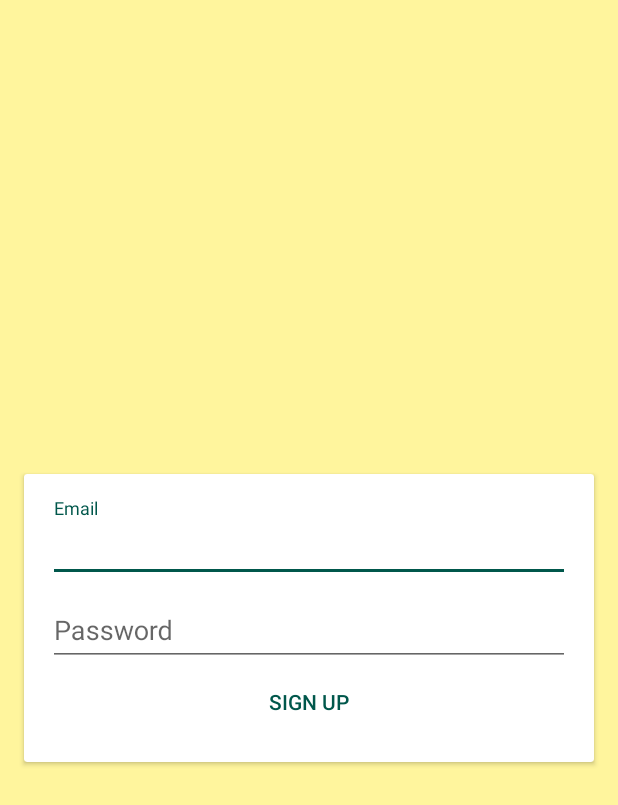
After one commit to AvazAlimov/Memome, an Android app: the SignUpFragment screen opened directly, with no data from a screen before it, on a phone screen of 412 x 824 dp. The commit adds this screen. Shown: the top 805 px of the screen. Run offline under Robolectric (Android 15) with nearby library versions, the phone set to English and light mode, and no system bars; our stand-ins replace Firebase (no records; nobody signed in at launch, a user with empty details on screens opened directly).

Commit message:
Auth Activity changed

```diff
--- a/app/build.gradle
+++ b/app/build.gradle
@@ -24,8 +24,10 @@ android {
 dependencies {
     /**Core Libraries */
     implementation fileTree(dir: 'libs', include: ['*.jar'])
+    implementation 'com.android.support:design:28.0.0'
     implementation 'com.android.support:support-v4:28.0.0'
     implementation 'com.android.support:appcompat-v7:28.0.0'
+    implementation 'com.android.support:cardview-v7:28.0.0'
     implementation 'com.android.support.constraint:constraint-layout:1.1.3'
 
     /**Additional Libraries*/
--- a/app/src/main/java/uz/nasiba/avaz/memome/ui/auth/AuthActivity.java
+++ b/app/src/main/java/uz/nasiba/avaz/memome/ui/auth/AuthActivity.java
@@ -10,5 +10,20 @@ public class AuthActivity extends AppCompatActivity {
     protected void onCreate(Bundle savedInstanceState) {
         super.onCreate(savedInstanceState);
         setContentView(R.layout.activity_auth);
+
+        getSupportFragmentManager()
+                .beginTransaction()
+                .replace(R.id.container, new SignUpFragment())
+                .addToBackStack("signup")
+                .commit();
+    }
+
+    @Override
+    public void onBackPressed() {
+        if (getSupportFragmentManager().getBackStackEntryCount() == 1) {
+            moveTaskToBack(true);
+        } else {
+            super.onBackPressed();
+        }
     }
 }
--- /dev/null
+++ b/app/src/main/java/uz/nasiba/avaz/memome/ui/auth/SignUpFragment.java
@@ -0,0 +1,51 @@
+package uz.nasiba.avaz.memome.ui.auth;
+
+
+import android.os.Bundle;
+import android.support.annotation.NonNull;
+import android.support.design.widget.TextInputEditText;
+import android.support.v4.app.Fragment;
+import android.util.Log;
+import android.view.LayoutInflater;
+import android.view.View;
+import android.view.ViewGroup;
+import android.widget.Button;
+
+import com.google.android.gms.tasks.OnCompleteListener;
+import com.google.android.gms.tasks.Task;
+import com.google.firebase.auth.AuthResult;
+import com.google.firebase.auth.FirebaseAuth;
+
+import uz.nasiba.avaz.memome.R;
+
+public class SignUpFragment extends Fragment {
+    private TextInputEditText email, password;
+
+    @Override
+    public View onCreateView(@NonNull LayoutInflater inflater, ViewGroup container, Bundle savedInstanceState) {
+        View view = inflater.inflate(R.layout.fragment_signup, container, false);
+        Button signUp = view.findViewById(R.id.sign_up);
+        email = view.findViewById(R.id.email);
+        password = view.findViewById(R.id.password);
+
+        signUp.setOnClickListener(new View.OnClickListener() {
+            @Override
+            public void onClick(View v) {
+                if (getActivity() != null) {
+                    FirebaseAuth
+                            .getInstance()
+                            .createUserWithEmailAndPassword(String.valueOf(email.getText()), String.valueOf(password.getText()))
+                            .addOnCompleteListener(getActivity(), new OnCompleteListener<AuthResult>() {
+                                @Override
+                                public void onComplete(@NonNull Task<AuthResult> task) {
+                                    if (task.isSuccessful() && task.getResult() != null) {
+                                        Log.e("onComplete: ", task.getResult().getUser().getEmail());
+                                    }
+                                }
+                            });
+                }
+            }
+        });
+        return view;
+    }
+}
--- a/app/src/main/res/layout/activity_auth.xml
+++ b/app/src/main/res/layout/activity_auth.xml
@@ -1,6 +1,10 @@
 <?xml version="1.0" encoding="utf-8"?>
 <LinearLayout xmlns:android="http://schemas.android.com/apk/res/android"
     xmlns:tools="http://schemas.android.com/tools"
+    android:id="@+id/container"
     android:layout_width="match_parent"
     android:layout_height="match_parent"
+    android:background="#FFF59D"
+    android:gravity="center"
+    android:orientation="vertical"
     tools:context=".ui.auth.AuthActivity" />
--- /dev/null
+++ b/app/src/main/res/layout/fragment_signup.xml
@@ -0,0 +1,50 @@
+<?xml version="1.0" encoding="utf-8"?>
+<android.support.v7.widget.CardView xmlns:android="http://schemas.android.com/apk/res/android"
+    xmlns:tools="http://schemas.android.com/tools"
+    android:layout_width="match_parent"
+    android:layout_height="wrap_content"
+    android:layout_margin="16dp"
+    tools:context=".ui.auth.SignUpFragment">
+
+    <LinearLayout
+        android:layout_width="match_parent"
+        android:layout_height="wrap_content"
+        android:layout_margin="16dp"
+        android:orientation="vertical">
+
+        <android.support.design.widget.TextInputLayout
+            android:layout_width="match_parent"
+            android:layout_height="wrap_content">
+
+            <android.support.design.widget.TextInputEditText
+                android:id="@+id/email"
+                android:layout_width="match_parent"
+                android:layout_height="wrap_content"
+                android:hint="@string/email"
+                android:inputType="textEmailAddress" />
+
+        </android.support.design.widget.TextInputLayout>
+
+        <android.support.design.widget.TextInputLayout
+            android:layout_width="match_parent"
+            android:layout_height="wrap_content">
+
+            <android.support.design.widget.TextInputEditText
+                android:id="@+id/password"
+                android:layout_width="match_parent"
+                android:layout_height="wrap_content"
+                android:hint="@string/password"
+                android:inputType="textPassword" />
+
+        </android.support.design.widget.TextInputLayout>
+
+        <Button
+            android:id="@+id/sign_up"
+            style="@style/Widget.AppCompat.Button.Borderless.Colored"
+            android:layout_width="match_parent"
+            android:layout_height="wrap_content"
+            android:text="@string/sign_up" />
+
+    </LinearLayout>
+
+</android.support.v7.widget.CardView>
--- a/app/src/main/res/values/strings.xml
+++ b/app/src/main/res/values/strings.xml
@@ -23,4 +23,8 @@
     <string name="previous">previous</string>
     <string name="next">next</string>
 
+    <string name="email">Email</string>
+    <string name="password">Password</string>
+    <string name="sign_up">Sign up</string>
+
 </resources>
```
